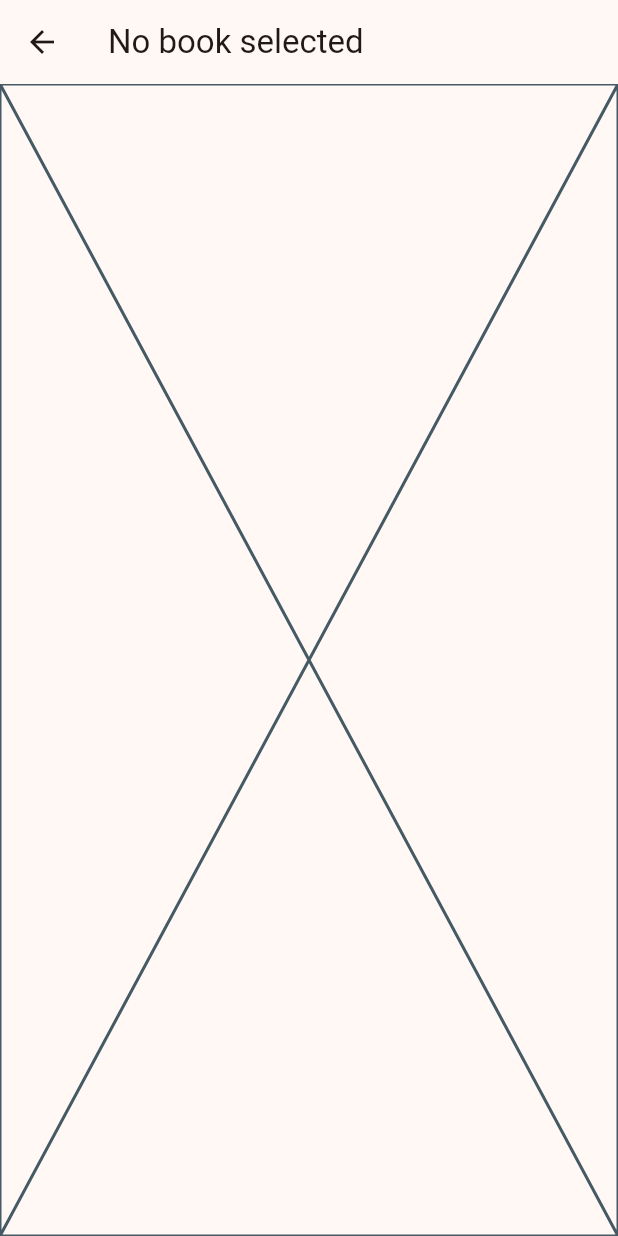
After one commit to taleroangel/open_bookshelf, a Flutter app: the BookScreen screen opened directly, on a phone screen of 412 x 824 dp. The commit adds this screen. Run offline on Flutter 3.47's test engine with Material 2 defaults, Android fonts, the phone set to English and light mode, and no system bars; drawn by our look-alikes of dynamic_color; our stand-ins replace faker, freezed_annotation, get_it, logger, shared_preferences; missing offline and left inert: flutter_adaptive_scaffold; accounts and stored records are empty; generated files the repository leaves out were written again.

Commit message:
Added adaptive book previews

```diff
--- a/lib/models/book.dart
+++ b/lib/models/book.dart
@@ -1,17 +1,27 @@
 import 'package:freezed_annotation/freezed_annotation.dart';
+import 'package:faker/faker.dart';
 
 part 'book.freezed.dart';
 part 'book.g.dart';
 
 @freezed
 class Book with _$Book {
-  const factory Book({
-    required String title,
-    required List<String> authors,
-    required List<String> publishers,
-    required String isbn,
-    required String cover
-  }) = _Book;
+  const factory Book(
+      {required String title,
+      required List<String> authors,
+      required List<String> publishers,
+      required String isbn,
+      required String? cover}) = _Book;
 
   factory Book.fromJson(Map<String, Object?> json) => _$BookFromJson(json);
+
+  factory Book.dummy() {
+    final faker = Faker();
+    return Book(
+        title: faker.lorem.sentence(),
+        authors: List.generate(3, (index) => faker.person.name()),
+        publishers: List.generate(2, (index) => faker.company.name()),
+        isbn: "9783161484100",
+        cover: null);
+  }
 }
--- /dev/null
+++ b/lib/providers/book_database_provider.dart
@@ -0,0 +1,3 @@
+import 'package:flutter/material.dart';
+
+class BookDatabaseProvider extends ChangeNotifier {}
--- /dev/null
+++ b/lib/screens/book_screen.dart
@@ -0,0 +1,17 @@
+import 'package:flutter/material.dart';
+import 'package:open_bookshelf/models/book.dart';
+
+class BookScreen extends StatelessWidget {
+  final Book? book;
+  const BookScreen({this.book, super.key});
+
+  @override
+  Widget build(BuildContext context) {
+    return Scaffold(
+      appBar: AppBar(
+        title: Text(book?.title ?? "No book selected"),
+      ),
+      body: Placeholder(),
+    );
+  }
+}
```
Also changed, not shown: lib/main.dart (+14 -68 lines), lib/main_layout.dart (added, +70 -0 lines), lib/providers/book_preview_provider.dart (added, +83 -0 lines), lib/screens/bookshelf_screen.dart (+9 -1 lines), lib/theme.dart (+19 -8 lines), pubspec.yaml (+4 -4 lines), assets/images/missing_cover.jpg (added), pubspec.lock.
